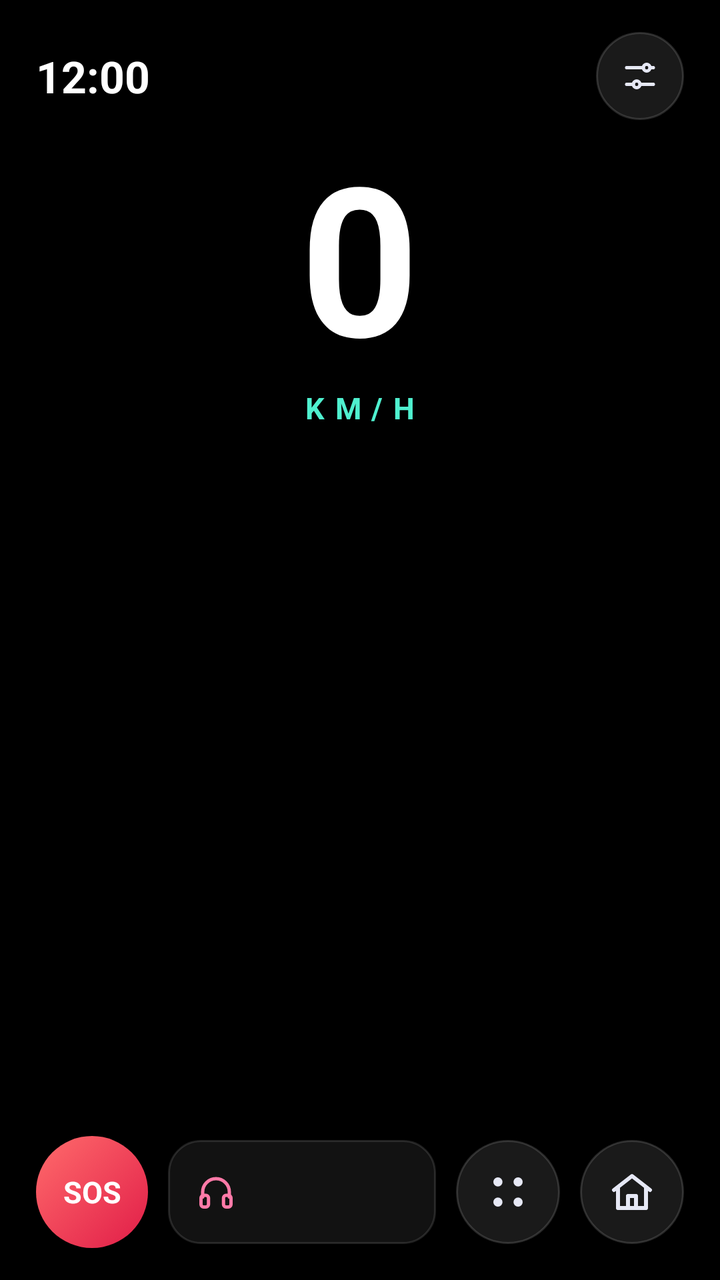
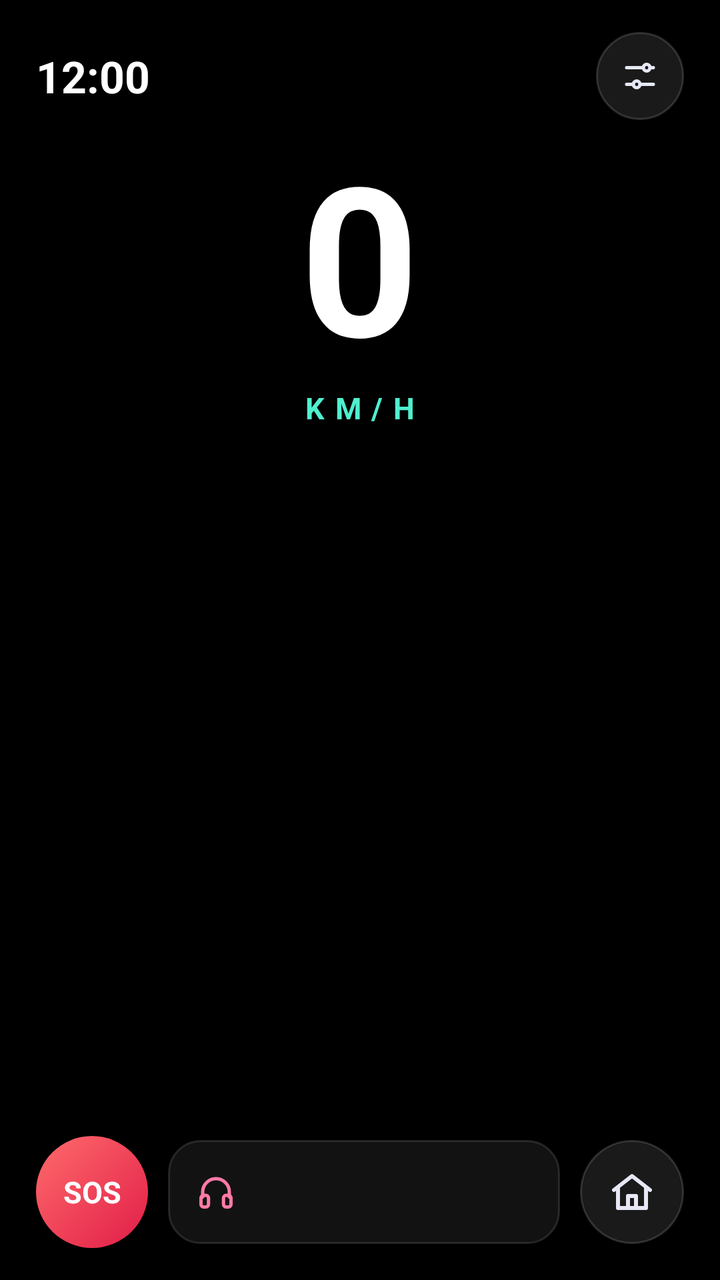

Compare the two renders of this Android layout. The source of the first and the diff that turns it into the second are given below.
<!-- AndroidManifest.xml: application theme Theme.RideDash -->
<!-- res/layout/home_portrait.xml -->
<?xml version="1.0" encoding="utf-8"?>
<LinearLayout xmlns:android="http://schemas.android.com/apk/res/android"
    android:layout_width="match_parent"
    android:layout_height="match_parent"
    android:gravity="center_horizontal"
    android:orientation="vertical"
    android:paddingLeft="18dp"
    android:paddingTop="14dp"
    android:paddingRight="18dp"
    android:paddingBottom="16dp">

    <LinearLayout
        android:layout_width="match_parent"
        android:layout_height="48dp"
        android:gravity="center_vertical"
        android:orientation="horizontal">

        <TextClock
            android:id="@+id/clock"
            android:layout_width="0dp"
            android:layout_height="wrap_content"
            android:layout_weight="1"
            android:format12Hour="h:mm"
            android:format24Hour="HH:mm"
            android:textColor="#FFFFFF"
            android:textSize="22sp"
            android:textStyle="bold" />

        <TextView
            android:id="@+id/linkText"
            android:layout_width="wrap_content"
            android:layout_height="wrap_content"
            android:layout_marginRight="10dp"
            android:ellipsize="end"
            android:maxWidth="150dp"
            android:maxLines="1"
            android:textColor="#AEB4D0"
            android:textSize="13sp" />

        <TextView
            android:id="@+id/batteryText"
            android:layout_width="wrap_content"
            android:layout_height="wrap_content"
            android:layout_marginRight="12dp"
            android:textColor="#AEB4D0"
            android:textSize="15sp" />

        <ImageView
            android:id="@+id/btnSetup"
            android:layout_width="44dp"
            android:layout_height="44dp"
            android:background="@drawable/circle_glass"
            android:clickable="true"
            android:contentDescription="@string/settings"
            android:focusable="true"
            android:padding="12dp"
            android:src="@drawable/ic_sliders" />
    </LinearLayout>

    <TextView
        android:id="@+id/speedText"
        android:layout_width="wrap_content"
        android:layout_height="wrap_content"
        android:layout_marginTop="10dp"
        android:includeFontPadding="false"
        android:text="0"
        android:textColor="#FFFFFF"
        android:textSize="104sp"
        android:textStyle="bold" />

    <TextView
        android:layout_width="wrap_content"
        android:layout_height="wrap_content"
        android:letterSpacing="0.35"
        android:text="KM/H"
        android:textColor="#4FF0CF"
        android:textSize="15sp"
        android:textStyle="bold" />

    <LinearLayout
        android:id="@+id/iconGrid"
        android:layout_width="match_parent"
        android:layout_height="0dp"
        android:layout_weight="1"
        android:clipChildren="false"
        android:gravity="center"
        android:orientation="vertical" />

    <LinearLayout
        android:layout_width="match_parent"
        android:layout_height="56dp"
        android:gravity="center_vertical"
        android:orientation="horizontal">

        <TextView
            android:id="@+id/btnSos"
            android:layout_width="56dp"
            android:layout_height="56dp"
            android:background="@drawable/circle_sos"
            android:clickable="true"
            android:contentDescription="@string/sos_desc"
            android:focusable="true"
            android:gravity="center"
            android:text="@string/sos"
            android:textColor="#FFFFFF"
            android:textSize="15sp"
            android:textStyle="bold" />

        <LinearLayout
            android:id="@+id/nowPlaying"
            android:layout_width="0dp"
            android:layout_height="52dp"
            android:layout_marginLeft="10dp"
            android:layout_weight="1"
            android:background="@drawable/bg_glass"
            android:clickable="true"
            android:focusable="true"
            android:gravity="center_vertical"
            android:orientation="horizontal"
            android:paddingLeft="14dp"
            android:paddingRight="12dp">

            <ImageView
                android:layout_width="20dp"
                android:layout_height="20dp"
                android:importantForAccessibility="no"
                android:src="@drawable/ic_music_small" />

            <TextView
                android:id="@+id/nowPlayingText"
                android:layout_width="0dp"
                android:layout_height="wrap_content"
                android:layout_marginLeft="10dp"
                android:layout_weight="1"
                android:ellipsize="end"
                android:singleLine="true"
                android:textColor="#E6E8F5"
                android:textSize="14sp" />
        </LinearLayout>

        <ImageView
            android:id="@+id/btnAllApps"
            android:layout_width="52dp"
            android:layout_height="52dp"
            android:layout_marginLeft="10dp"
            android:background="@drawable/circle_glass"
            android:clickable="true"
            android:contentDescription="@string/all_apps"
            android:focusable="true"
            android:padding="15dp"
            android:src="@drawable/ic_grid" />

        <ImageView
            android:id="@+id/btnPhoneHome"
            android:layout_width="52dp"
            android:layout_height="52dp"
            android:layout_marginLeft="10dp"
            android:background="@drawable/circle_glass"
            android:clickable="true"
            android:contentDescription="@string/phone_home"
            android:focusable="true"
            android:padding="14dp"
            android:src="@drawable/ic_home_stroke" />
    </LinearLayout>
</LinearLayout>
<!-- resources referenced by this layout -->
<resources>
  <!-- drawable bg_glass (drawable) -->
  <?xml version="1.0" encoding="utf-8"?>
  <selector xmlns:android="http://schemas.android.com/apk/res/android">
      <item android:state_pressed="true">
          <shape android:shape="rectangle"><solid android:color="#26FFFFFF" /><stroke android:width="1dp" android:color="#33FFFFFF" /><corners android:radius="16dp" /></shape>
      </item>
      <item>
          <shape android:shape="rectangle"><solid android:color="#12FFFFFF" /><stroke android:width="1dp" android:color="#1FFFFFFF" /><corners android:radius="16dp" /></shape>
      </item>
  </selector>
  <!-- drawable circle_glass (drawable) -->
  <?xml version="1.0" encoding="utf-8"?>
  <selector xmlns:android="http://schemas.android.com/apk/res/android">
      <item android:state_pressed="true">
          <shape android:shape="oval"><solid android:color="#33FFFFFF" /><stroke android:width="1dp" android:color="#40FFFFFF" /></shape>
      </item>
      <item>
          <shape android:shape="oval"><solid android:color="#1AFFFFFF" /><stroke android:width="1dp" android:color="#26FFFFFF" /></shape>
      </item>
  </selector>
  <!-- drawable circle_sos (drawable) -->
  <?xml version="1.0" encoding="utf-8"?>
  <selector xmlns:android="http://schemas.android.com/apk/res/android">
      <item android:state_pressed="true">
          <shape android:shape="oval"><gradient android:angle="315" android:startColor="#E11D48" android:endColor="#E11D48" /></shape>
      </item>
      <item>
          <shape android:shape="oval"><gradient android:angle="315" android:startColor="#FF6B6B" android:endColor="#E11D48" /></shape>
      </item>
  </selector>
  <!-- drawable ic_grid (drawable) -->
  <?xml version="1.0" encoding="utf-8"?>
  <vector xmlns:android="http://schemas.android.com/apk/res/android" android:width="24dp" android:height="24dp" android:viewportWidth="24" android:viewportHeight="24">
      <path android:fillColor="#E6E8F5" android:pathData="M4,6.5a2.5,2.5 0 1,0 5,0a2.5,2.5 0 1,0 -5,0z" />
      <path android:fillColor="#E6E8F5" android:pathData="M15,6.5a2.5,2.5 0 1,0 5,0a2.5,2.5 0 1,0 -5,0z" />
      <path android:fillColor="#E6E8F5" android:pathData="M4,17.5a2.5,2.5 0 1,0 5,0a2.5,2.5 0 1,0 -5,0z" />
      <path android:fillColor="#E6E8F5" android:pathData="M15,17.5a2.5,2.5 0 1,0 5,0a2.5,2.5 0 1,0 -5,0z" />
  </vector>
  <!-- drawable ic_home_stroke (drawable) -->
  <?xml version="1.0" encoding="utf-8"?>
  <vector xmlns:android="http://schemas.android.com/apk/res/android" android:width="24dp" android:height="24dp" android:viewportWidth="24" android:viewportHeight="24">
      <path android:strokeColor="#E6E8F5" android:strokeWidth="2" android:strokeLineCap="round" android:strokeLineJoin="round" android:fillColor="#00000000" android:pathData="M3,11l9,-7 9,7" />
      <path android:strokeColor="#E6E8F5" android:strokeWidth="2" android:strokeLineCap="round" android:strokeLineJoin="round" android:fillColor="#00000000" android:pathData="M5,10v10h14V10" />
      <path android:strokeColor="#E6E8F5" android:strokeWidth="2" android:strokeLineCap="round" android:strokeLineJoin="round" android:fillColor="#00000000" android:pathData="M10,20v-6h4v6" />
  </vector>
  <string name="all_apps">All apps</string>
  <string name="phone_home">Phone home screen</string>
  <string name="settings">Settings</string>
  <string name="sos">SOS</string>
  <string name="sos_desc">Emergency: send location to your SOS contact</string>
  <style name="Theme.RideDash" parent="Theme.AppCompat.NoActionBar">
          <item name="colorPrimary">@color/accent</item>
          <item name="colorPrimaryDark">@color/bg</item>
          <item name="colorAccent">@color/accent</item>
          <item name="android:windowBackground">@color/bg</item>
          <item name="android:textColorPrimary">@color/text</item>
          <item name="android:textColorSecondary">@color/text_secondary</item>
      </style>
  <color name="accent">#00E676</color>
  <color name="bg">#000000</color>
  <color name="text">#FFFFFF</color>
  <color name="text_secondary">#9AA0A6</color>
  <!-- unchanged entries left out for length: 2 -->
</resources>

<!-- the commit's change to res/layout/home_portrait.xml (unified diff, before → after) -->
@@ -139,18 +139,6 @@
         </LinearLayout>
 
         <ImageView
-            android:id="@+id/btnAllApps"
-            android:layout_width="52dp"
-            android:layout_height="52dp"
-            android:layout_marginLeft="10dp"
-            android:background="@drawable/circle_glass"
-            android:clickable="true"
-            android:contentDescription="@string/all_apps"
-            android:focusable="true"
-            android:padding="15dp"
-            android:src="@drawable/ic_grid" />
-
-        <ImageView
             android:id="@+id/btnPhoneHome"
             android:layout_width="52dp"
             android:layout_height="52dp"
<!-- resource entries referenced after the edit -->
@@ -30,14 +30,6 @@
           <shape android:shape="oval"><gradient android:angle="315" android:startColor="#FF6B6B" android:endColor="#E11D48" /></shape>
       </item>
   </selector>
-  <!-- drawable ic_grid (drawable) -->
-  <?xml version="1.0" encoding="utf-8"?>
-  <vector xmlns:android="http://schemas.android.com/apk/res/android" android:width="24dp" android:height="24dp" android:viewportWidth="24" android:viewportHeight="24">
-      <path android:fillColor="#E6E8F5" android:pathData="M4,6.5a2.5,2.5 0 1,0 5,0a2.5,2.5 0 1,0 -5,0z" />
-      <path android:fillColor="#E6E8F5" android:pathData="M15,6.5a2.5,2.5 0 1,0 5,0a2.5,2.5 0 1,0 -5,0z" />
-      <path android:fillColor="#E6E8F5" android:pathData="M4,17.5a2.5,2.5 0 1,0 5,0a2.5,2.5 0 1,0 -5,0z" />
-      <path android:fillColor="#E6E8F5" android:pathData="M15,17.5a2.5,2.5 0 1,0 5,0a2.5,2.5 0 1,0 -5,0z" />
-  </vector>
   <!-- drawable ic_home_stroke (drawable) -->
   <?xml version="1.0" encoding="utf-8"?>
   <vector xmlns:android="http://schemas.android.com/apk/res/android" android:width="24dp" android:height="24dp" android:viewportWidth="24" android:viewportHeight="24">
@@ -45,7 +37,6 @@
       <path android:strokeColor="#E6E8F5" android:strokeWidth="2" android:strokeLineCap="round" android:strokeLineJoin="round" android:fillColor="#00000000" android:pathData="M5,10v10h14V10" />
       <path android:strokeColor="#E6E8F5" android:strokeWidth="2" android:strokeLineCap="round" android:strokeLineJoin="round" android:fillColor="#00000000" android:pathData="M10,20v-6h4v6" />
   </vector>
-  <string name="all_apps">All apps</string>
   <string name="phone_home">Phone home screen</string>
   <string name="settings">Settings</string>
   <string name="sos">SOS</string>
@@ -53,7 +44,7 @@
   <style name="Theme.RideDash" parent="Theme.AppCompat.NoActionBar">
           <item name="colorPrimary">@color/accent</item>
           <item name="colorPrimaryDark">@color/bg</item>
-          <item name="colorAccent">@color/accent</item>
+          <item name="colorAccent">#00F5C4</item>
           <item name="android:windowBackground">@color/bg</item>
           <item name="android:textColorPrimary">@color/text</item>
           <item name="android:textColorSecondary">@color/text_secondary</item>
